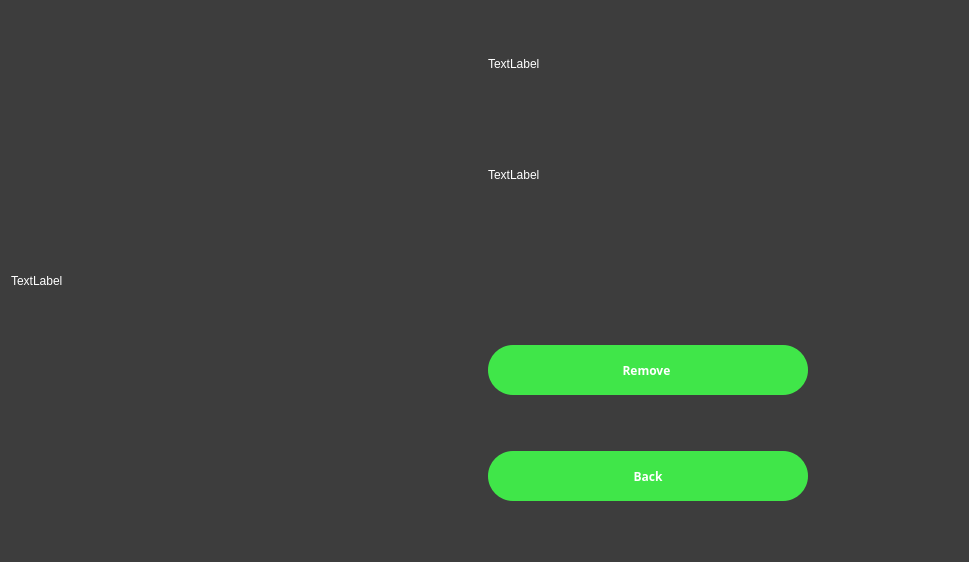
Before: the Qt Designer form JimRootShopProj/guitarpage.ui in masterkusok/JimRootShop, drawn with Qt 5.
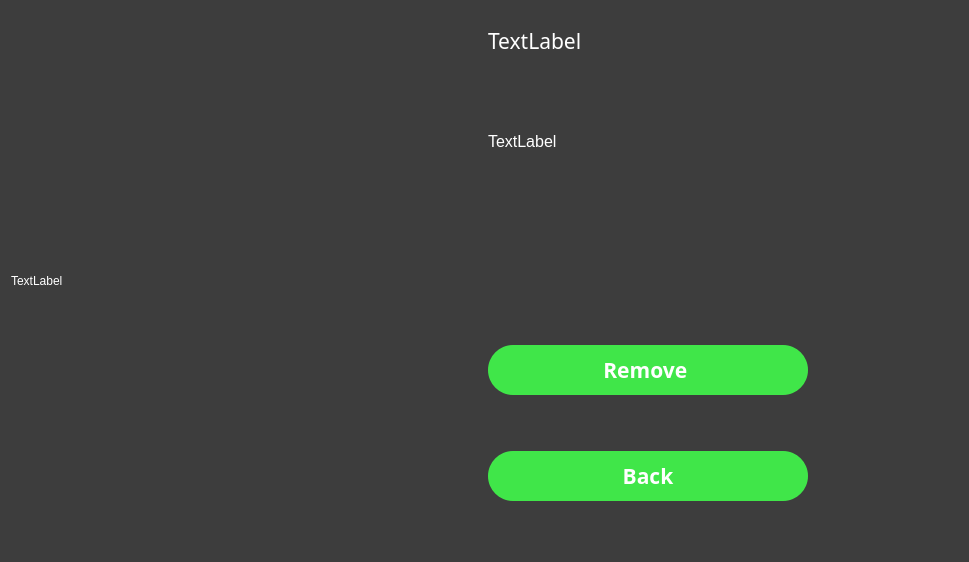
After: the same form once the commit is applied.

The edit to the form file:
```diff
--- a/JimRootShopProj/guitarpage.ui
+++ b/JimRootShopProj/guitarpage.ui
@@ -39,6 +39,11 @@
     <layout class="QGridLayout" name="gridLayout">
      <item row="1" column="1">
       <widget class="QLabel" name="descriptionLabel">
+       <property name="font">
+        <font>
+         <pointsize>12</pointsize>
+        </font>
+       </property>
        <property name="text">
         <string>TextLabel</string>
        </property>
@@ -49,6 +54,7 @@
        <property name="font">
         <font>
          <family>Segoe UI Black</family>
+         <pointsize>16</pointsize>
          <weight>75</weight>
          <bold>true</bold>
         </font>
@@ -73,6 +79,7 @@
        <property name="font">
         <font>
          <family>Segoe UI Black</family>
+         <pointsize>16</pointsize>
          <weight>75</weight>
          <bold>true</bold>
         </font>
@@ -92,6 +99,31 @@
        </property>
       </widget>
      </item>
+     <item row="0" column="1">
+      <widget class="QLabel" name="nameLabel">
+       <property name="sizePolicy">
+        <sizepolicy hsizetype="Preferred" vsizetype="Fixed">
+         <horstretch>0</horstretch>
+         <verstretch>0</verstretch>
+        </sizepolicy>
+       </property>
+       <property name="minimumSize">
+        <size>
+         <width>0</width>
+         <height>60</height>
+        </size>
+       </property>
+       <property name="font">
+        <font>
+         <family>MV Boli</family>
+         <pointsize>16</pointsize>
+        </font>
+       </property>
+       <property name="text">
+        <string>TextLabel</string>
+       </property>
+      </widget>
+     </item>
     </layout>
    </item>
   </layout>
```
Left out of the diff: 7 changed lines with no effect on the pictures.
